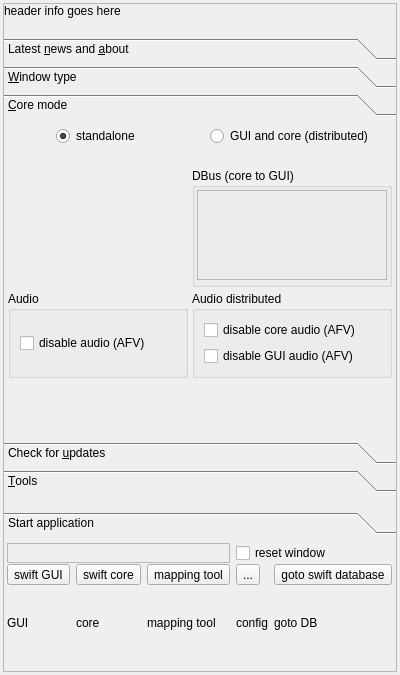
Above: src/swiftlauncher/swiftlauncher.ui from swift-project/pilotclient before the change. Below: the same form after it.
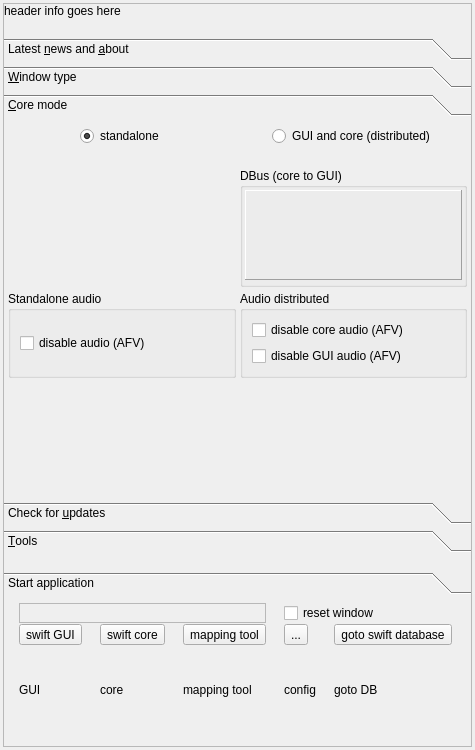
That is the form after the change. The open tabs and pages were chosen to show the change. Icons and pictures are not drawn. Custom widgets are drawn as their Qt base class.

Patch:
```diff
--- a/src/swiftlauncher/swiftlauncher.ui
+++ b/src/swiftlauncher/swiftlauncher.ui
@@ -6,14 +6,14 @@
    <rect>
     <x>0</x>
     <y>0</y>
-    <width>400</width>
-    <height>675</height>
+    <width>475</width>
+    <height>750</height>
    </rect>
   </property>
   <property name="minimumSize">
    <size>
-    <width>400</width>
-    <height>675</height>
+    <width>425</width>
+    <height>700</height>
    </size>
   </property>
   <property name="windowTitle">
@@ -214,18 +214,10 @@
              </layout>
             </widget>
             <widget class="QWidget" name="pg_CoreMode">
-             <property name="geometry">
-              <rect>
-               <x>0</x>
-               <y>0</y>
-               <width>392</width>
-               <height>334</height>
-              </rect>
-             </property>
              <attribute name="label">
               <string>&amp;Core mode</string>
              </attribute>
-             <layout class="QGridLayout" name="gl_CoreMode" columnstretch="0,0">
+             <layout class="QGridLayout" name="gl_CoreMode" columnstretch="1,1">
               <property name="leftMargin">
                <number>4</number>
               </property>
@@ -241,24 +233,41 @@
               <property name="spacing">
                <number>4</number>
               </property>
-              <item row="1" column="1" alignment="Qt::AlignHCenter">
-               <widget class="QLabel" name="lbl_SwiftCoreIcon">
+              <item row="0" column="0" alignment="Qt::AlignHCenter">
+               <widget class="QRadioButton" name="rb_SwiftStandalone">
                 <property name="text">
-                 <string/>
+                 <string>standalone</string>
                 </property>
-                <property name="pixmap">
-                 <pixmap resource="swiftlauncher.qrc">:/launcher/icons/swiftGUIandCore115x85.png</pixmap>
+                <property name="checked">
+                 <bool>true</bool>
                 </property>
                </widget>
               </item>
+              <item row="0" column="1" alignment="Qt::AlignHCenter">
+               <widget class="QRadioButton" name="rb_SwiftDistributed">
+                <property name="text">
+                 <string>GUI and core (distributed)</string>
+                </property>
+                <attribute name="buttonGroup">
+                 <string notr="true">bg_CoreMode</string>
+                </attribute>
+               </widget>
+              </item>
+              <item row="9" column="0" colspan="2">
+               <spacer name="vs_CoreButtomSpace">
+                <property name="orientation">
+                 <enum>Qt::Vertical</enum>
+                </property>
+                <property name="sizeHint" stdset="0">
+                 <size>
+                  <width>20</width>
+                  <height>40</height>
+                 </size>
+                </property>
+               </spacer>
+              </item>
               <item row="4" column="1">
                <widget class="QGroupBox" name="gb_AudioDistributed">
-                <property name="minimumSize">
-                 <size>
-                  <width>200</width>
-                  <height>0</height>
-                 </size>
-                </property>
                 <property name="title">
                  <string>Audio distributed</string>
                 </property>
@@ -280,6 +289,22 @@
                 </layout>
                </widget>
               </item>
+              <item row="4" column="0">
+               <widget class="QGroupBox" name="gb_AudioSa">
+                <property name="title">
+                 <string>Standalone audio</string>
+                </property>
+                <layout class="QVBoxLayout" name="vl_AudioStandalone">
+                 <item>
+                  <widget class="QCheckBox" name="cb_DisableSaAfv">
+                   <property name="text">
+                    <string>disable audio (AFV)</string>
+                   </property>
+                  </widget>
+                 </item>
+                </layout>
+               </widget>
+              </item>
               <item row="1" column="0" alignment="Qt::AlignHCenter">
                <widget class="QLabel" name="lbl_SwiftStandaloneIcon">
                 <property name="text">
@@ -290,50 +315,18 @@
                 </property>
                </widget>
               </item>
-              <item row="9" column="0" colspan="2">
-               <spacer name="vs_CoreButtomSpace">
-                <property name="orientation">
-                 <enum>Qt::Vertical</enum>
-                </property>
-                <property name="sizeHint" stdset="0">
-                 <size>
-                  <width>20</width>
-                  <height>40</height>
-                 </size>
-                </property>
-               </spacer>
-              </item>
-              <item row="0" column="1" alignment="Qt::AlignHCenter">
-               <widget class="QRadioButton" name="rb_SwiftDistributed">
+              <item row="1" column="1" alignment="Qt::AlignHCenter">
+               <widget class="QLabel" name="lbl_SwiftCoreIcon">
                 <property name="text">
-                 <string>GUI and core (distributed)</string>
+                 <string/>
                 </property>
-                <attribute name="buttonGroup">
-                 <string notr="true">bg_CoreMode</string>
-                </attribute>
-               </widget>
-              </item>
-              <item row="0" column="0" alignment="Qt::AlignHCenter">
-               <widget class="QRadioButton" name="rb_SwiftStandalone">
-                <property name="text">
-                 <string>standalone</string>
+                <property name="pixmap">
+                 <pixmap resource="swiftlauncher.qrc">:/launcher/icons/swiftGUIandCore115x85.png</pixmap>
                 </property>
-                <property name="checked">
-                 <bool>true</bool>
-                </property>
-                <attribute name="buttonGroup">
-                 <string notr="true">bg_CoreMode</string>
-                </attribute>
                </widget>
               </item>
-              <item row="3" column="0" colspan="2" alignment="Qt::AlignRight">
+              <item row="2" column="1">
                <widget class="QGroupBox" name="gb_DBusServer">
-                <property name="minimumSize">
-                 <size>
-                  <width>200</width>
-                  <height>0</height>
-                 </size>
-                </property>
                 <property name="title">
                  <string>DBus (core to GUI)</string>
                 </property>
@@ -362,7 +355,7 @@
                     </size>
                    </property>
                    <property name="frameShape">
-                    <enum>QFrame::StyledPanel</enum>
+                    <enum>QFrame::Panel</enum>
                    </property>
                    <property name="frameShadow">
                     <enum>QFrame::Raised</enum>
@@ -372,22 +365,6 @@
                 </layout>
                </widget>
               </item>
-              <item row="4" column="0">
-               <widget class="QGroupBox" name="gb_AudioSa">
-                <property name="title">
-                 <string>Audio</string>
-                </property>
-                <layout class="QVBoxLayout" name="verticalLayout_3">
-                 <item>
-                  <widget class="QCheckBox" name="cb_DisableSaAfv">
-                   <property name="text">
-                    <string>disable audio (AFV)</string>
-                   </property>
-                  </widget>
-                 </item>
-                </layout>
-               </widget>
-              </item>
              </layout>
             </widget>
             <widget class="QWidget" name="pg_Updates">
@@ -623,13 +600,21 @@
             <property name="minimumSize">
              <size>
               <width>0</width>
-              <height>150</height>
+              <height>165</height>
              </size>
             </property>
             <property name="currentIndex">
              <number>0</number>
             </property>
             <widget class="QWidget" name="pg_Start">
+             <property name="geometry">
+              <rect>
+               <x>0</x>
+               <y>0</y>
+               <width>467</width>
+               <height>134</height>
+              </rect>
+             </property>
              <attribute name="label">
               <string>Start application</string>
              </attribute>
```
Left out of the diff: 42 changed lines with no effect on the pictures.
